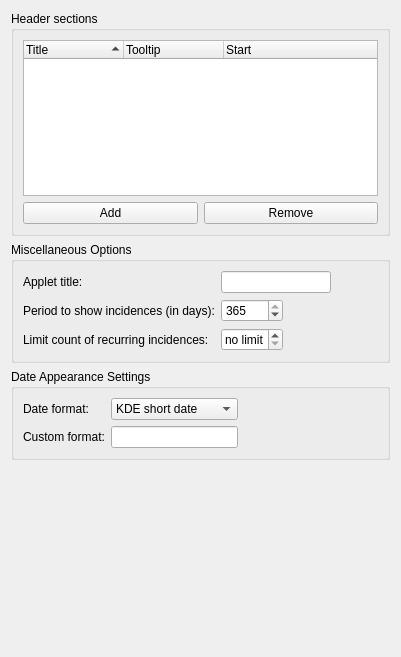
This is src/eventappletgeneralconfig.ui in KDE/plasmoid-eventlist as Qt 5 draws it before an edit. The edited form follows.
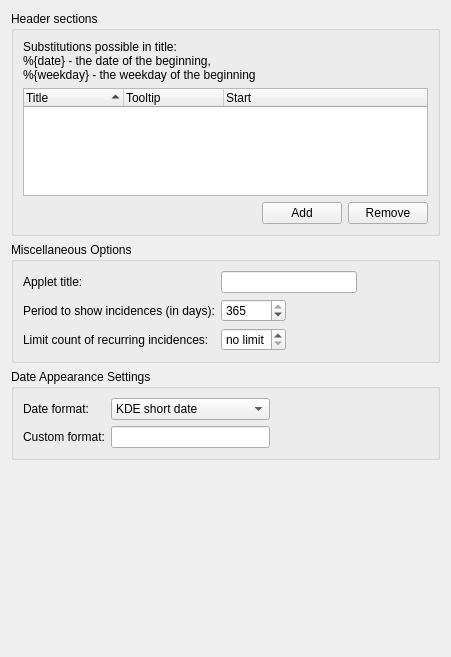
This is the edited form. Custom widgets are drawn as their Qt base class.

Commit message: add info about possible substitutions

Patch:
```diff
--- a/src/eventappletgeneralconfig.ui
+++ b/src/eventappletgeneralconfig.ui
@@ -16,8 +16,17 @@
      <property name="title">
       <string>Header sections</string>
      </property>
-     <layout class="QGridLayout" name="gridLayout_4">
-      <item row="0" column="0" colspan="2">
+     <layout class="QGridLayout" name="gridLayout_3">
+      <item row="0" column="0">
+       <widget class="QLabel" name="label_5">
+        <property name="text">
+         <string>Substitutions possible in title:
+%{date} - the date of the beginning,
+%{weekday} - the weekday of the beginning</string>
+        </property>
+       </widget>
+      </item>
+      <item row="1" column="0" colspan="3">
        <widget class="QTreeWidget" name="headerWidget">
         <property name="toolTip">
          <string>Add your own headers here, start is the first day of the period counting from today,
@@ -61,14 +70,27 @@
         </column>
        </widget>
       </item>
-      <item row="1" column="0">
+      <item row="2" column="0">
+       <spacer name="horizontalSpacer_3">
+        <property name="orientation">
+         <enum>Qt::Horizontal</enum>
+        </property>
+        <property name="sizeHint" stdset="0">
+         <size>
+          <width>249</width>
+          <height>20</height>
+         </size>
+        </property>
+       </spacer>
+      </item>
+      <item row="2" column="1">
        <widget class="QPushButton" name="addHeaderButton">
         <property name="text">
          <string>Add</string>
         </property>
        </widget>
       </item>
-      <item row="1" column="1">
+      <item row="2" column="2">
        <widget class="QPushButton" name="removeHeaderButton">
         <property name="text">
          <string>Remove</string>
```
The commit also changes 1 other file.
